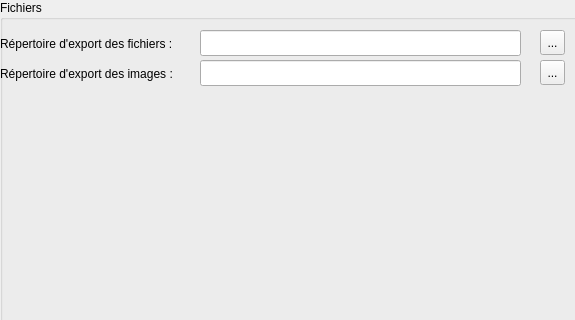
Before: the Qt Designer form options.ui in Sebastux/AmaPy, drawn with Qt 5; both pictures show x 0 to 575 and y 0 to 320 of the 575 by 940 pixel window.
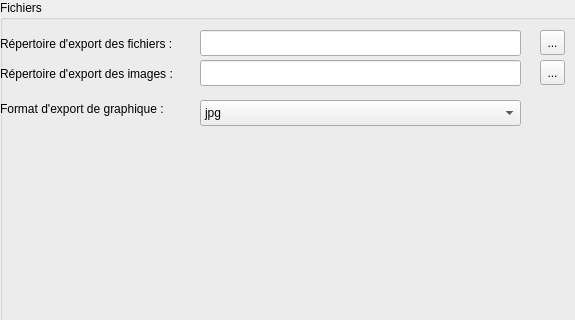
After: the same form once the commit is applied.

Diff of the .ui file:
```diff
--- a/options.ui
+++ b/options.ui
@@ -119,6 +119,44 @@
      <string>...</string>
     </property>
    </widget>
+   <widget class="QLabel" name="label">
+    <property name="geometry">
+     <rect>
+      <x>0</x>
+      <y>100</y>
+      <width>201</width>
+      <height>18</height>
+     </rect>
+    </property>
+    <property name="text">
+     <string>Format d'export de graphique :</string>
+    </property>
+   </widget>
+   <widget class="QComboBox" name="comboBox">
+    <property name="geometry">
+     <rect>
+      <x>200</x>
+      <y>100</y>
+      <width>321</width>
+      <height>26</height>
+     </rect>
+    </property>
+    <item>
+     <property name="text">
+      <string>jpg</string>
+     </property>
+    </item>
+    <item>
+     <property name="text">
+      <string>pdf</string>
+     </property>
+    </item>
+    <item>
+     <property name="text">
+      <string>png</string>
+     </property>
+    </item>
+   </widget>
   </widget>
   <widget class="QGroupBox" name="gbx_reseau">
    <property name="geometry">
```
Left out of the diff: 2 changed lines with no effect on the pictures.
